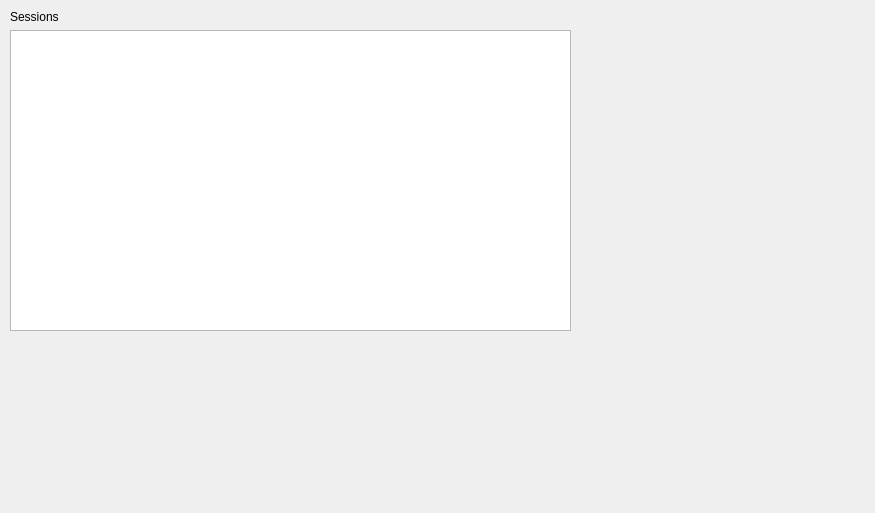
Above: src/libtomahawk/widgets/SessionAlbumWidget.ui from ISI-Peasy/tomahawk before the change. Below: the same form after it.
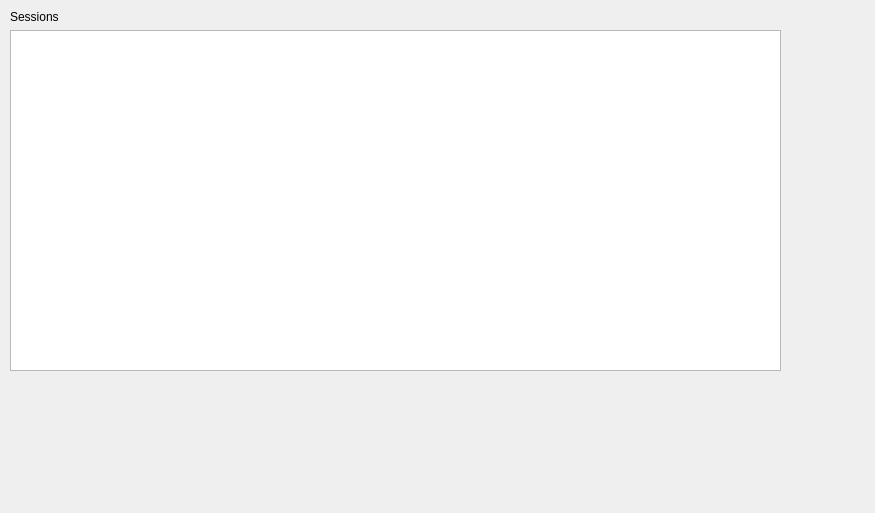
That is the form after the change. Custom widgets are drawn as their Qt base class.

Patch:
```diff
--- a/src/libtomahawk/widgets/SessionAlbumWidget.ui
+++ b/src/libtomahawk/widgets/SessionAlbumWidget.ui
@@ -18,8 +18,8 @@
     <rect>
      <x>10</x>
      <y>10</y>
-     <width>561</width>
-     <height>321</height>
+     <width>771</width>
+     <height>361</height>
     </rect>
    </property>
    <layout class="QVBoxLayout" name="verticalLayout">
```
